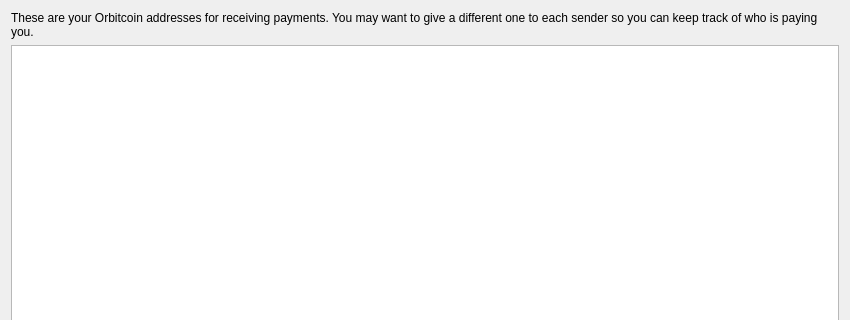
TrezarCoin/TrezarCoin, file src/qt/forms/addressbookpage.ui: the form before one commit; both pictures show x 0 to 850 and y 0 to 320 of the 850 by 475 pixel window.
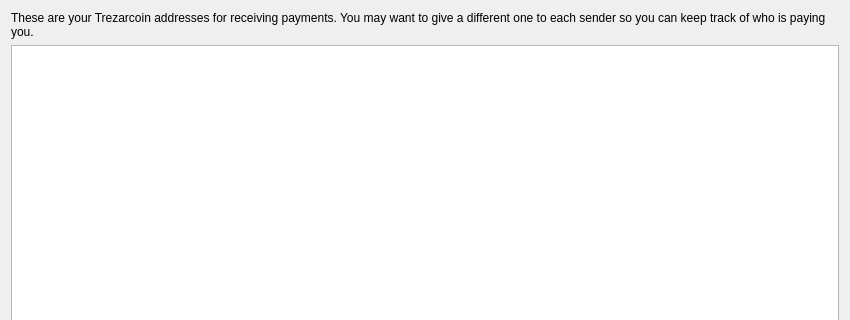
The form after the commit. Icons and pictures are not drawn.

What changed in the file:
```diff
--- a/src/qt/forms/addressbookpage.ui
+++ b/src/qt/forms/addressbookpage.ui
@@ -17,7 +17,7 @@
    <item>
     <widget class="QLabel" name="labelExplanation">
      <property name="text">
-      <string>These are your Orbitcoin addresses for receiving payments. You may want to give a different one to each sender so you can keep track of who is paying you.</string>
+      <string>These are your Trezarcoin addresses for receiving payments. You may want to give a different one to each sender so you can keep track of who is paying you.</string>
      </property>
      <property name="textFormat">
       <enum>Qt::PlainText</enum>
```
Left out of the diff: 4 changed lines with no effect on the pictures.
